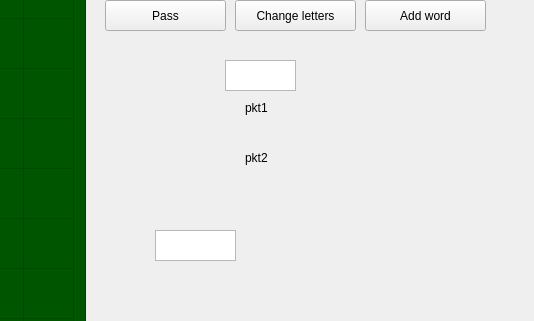
Before: the Qt Designer form Scrabble_GUI/Game_GUI.ui in sobolak/scrabble, drawn with Qt 5; both pictures show x 695 to 1229 and y 300 to 621 of the 1229 by 781 pixel window.
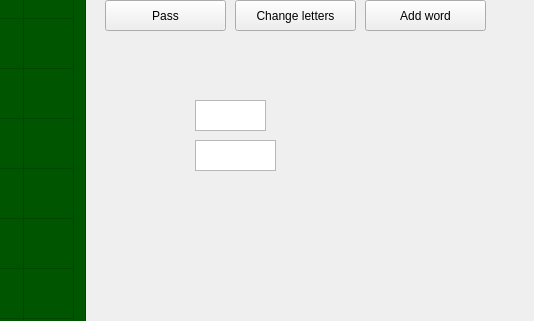
After: the same form once the commit is applied.

Commit message: player count points

```diff
--- a/Scrabble_GUI/Game_GUI.ui
+++ b/Scrabble_GUI/Game_GUI.ui
@@ -3067,32 +3067,6 @@
     <string>&lt;nick2&gt;</string>
    </property>
   </widget>
-  <widget class="QLabel" name="label_points1">
-   <property name="geometry">
-    <rect>
-     <x>940</x>
-     <y>400</y>
-     <width>81</width>
-     <height>16</height>
-    </rect>
-   </property>
-   <property name="text">
-    <string>pkt1</string>
-   </property>
-  </widget>
-  <widget class="QLabel" name="label_points2">
-   <property name="geometry">
-    <rect>
-     <x>940</x>
-     <y>450</y>
-     <width>81</width>
-     <height>16</height>
-    </rect>
-   </property>
-   <property name="text">
-    <string>pkt2</string>
-   </property>
-  </widget>
   <widget class="QPushButton" name="pushButton_change">
    <property name="geometry">
     <rect>
@@ -3252,8 +3226,8 @@
   <widget class="QTextEdit" name="player_point">
    <property name="geometry">
     <rect>
-     <x>920</x>
-     <y>360</y>
+     <x>890</x>
+     <y>400</y>
      <width>71</width>
      <height>31</height>
     </rect>
@@ -3262,8 +3236,8 @@
   <widget class="QTextEdit" name="textEdit">
    <property name="geometry">
     <rect>
-     <x>850</x>
-     <y>530</y>
+     <x>890</x>
+     <y>440</y>
      <width>81</width>
      <height>31</height>
     </rect>
```
